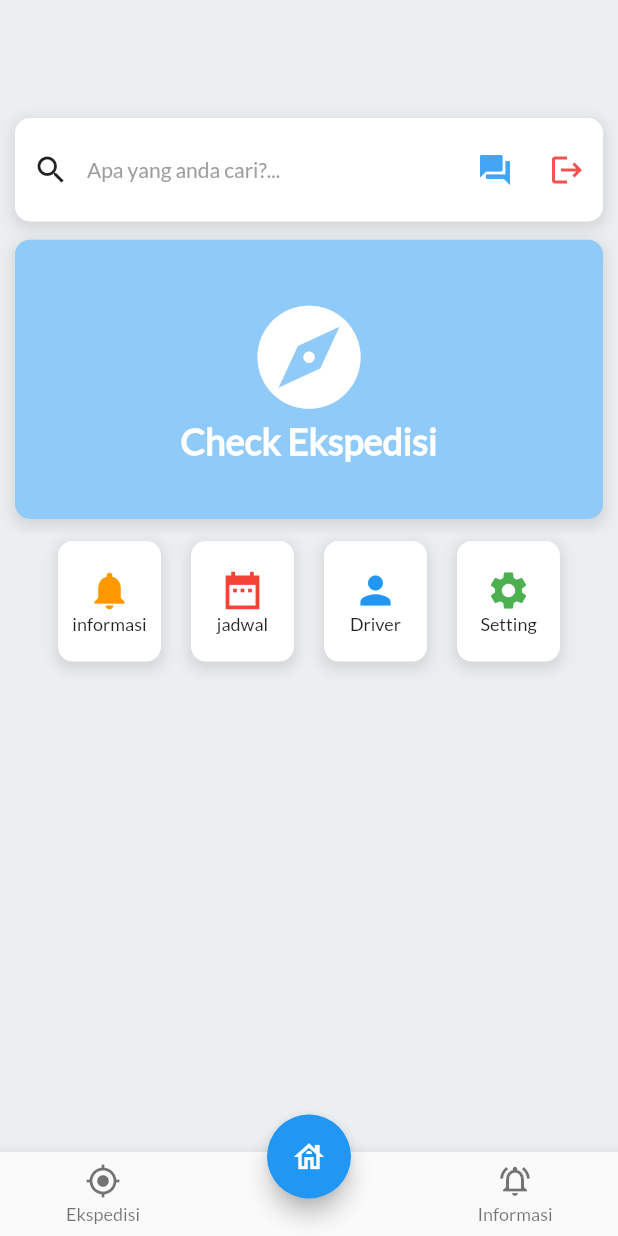
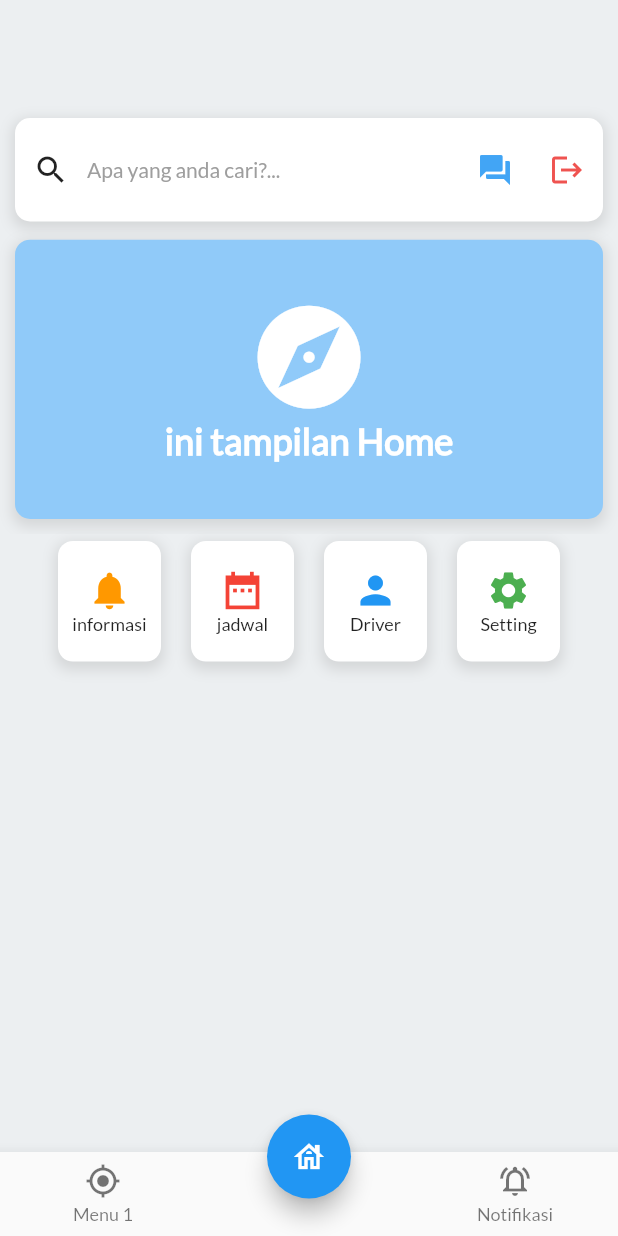
Before and after one commit to yossandiimran/flutter_application_1, a Flutter app: the MenuPage screen opened by its route, on a phone screen of 412 x 824 dp. Run offline on Flutter 3.47's test engine with Material 2 defaults, Android fonts, the phone set to English and light mode, and no system bars; our stand-ins replace flutter_bloc, shared_preferences; accounts and stored records are empty; network calls fail.

Commit message:
sedikit rubah text

```diff
--- a/lib/helper/Global.dart
+++ b/lib/helper/Global.dart
@@ -19,7 +19,7 @@ class Global {
   }
 
   //Handle Service ===============================================================
-  var baseUrl = 'http://192.168.1.128/hr/api/';
+  var baseUrl = 'http://10.0.2.2:30/e-patroli/public/api/';
 
   getMainServiceUrl(String link) {
     var url = Uri.parse(this.baseUrl + link);
--- a/lib/service/LoginService.dart
+++ b/lib/service/LoginService.dart
@@ -10,11 +10,11 @@ class LoginService {
   Future loginService() async {
     global.loadingAlert(context, "Mohon Tunggu", true);
 
-    var url = global.getMainServiceUrl('ekspedisi/login');
+    var url = global.getMainServiceUrl('login');
 
     try {
       await http.post(url, body: {
-        'username': this.username,
+        'email': this.username,
         'password': this.password,
       }).then((res) async {
         var data = json.decode(res.body);
--- a/lib/view/Home.dart
+++ b/lib/view/Home.dart
@@ -29,7 +29,7 @@ class _HomeState extends State<Home> {
               size: global.getWidth(context) / 5,
             ),
             Text(
-              "Check Ekspedisi",
+              "ini tampilan Home",
               style: global.styleText2(global.getWidth(context) / 17),
             )
           ],
@@ -65,7 +65,7 @@ class _HomeState extends State<Home> {
               size: global.getWidth(context) / 5,
             ),
             Text(
-              "Daftar Ekspedisi",
+              "Berita 2",
               style: global.styleText2(global.getWidth(context) / 17),
             )
           ],
--- a/lib/view/IntroPage.dart
+++ b/lib/view/IntroPage.dart
@@ -42,7 +42,7 @@ class _IntroPageState extends State<IntroPage> {
               Container(
                 margin: EdgeInsets.all(50),
                 child: Text(
-                  "Selamat Datang di Aplikasi Ekspedisi Central",
+                  "Selamat Datang di Aplikasi DevTemplate",
                   textAlign: TextAlign.center,
                   style: global.styleText2(20.0),
                 ),
@@ -66,7 +66,7 @@ class _IntroPageState extends State<IntroPage> {
               Container(
                 margin: EdgeInsets.all(50),
                 child: Text(
-                  "Aplikasi Khusus Ekspedisi by Central Developer V.1.0",
+                  "Aplikasi Khusus Testing by Central Developer V.1.0",
                   textAlign: TextAlign.center,
                   style: global.styleText2(20.0),
                 ),
--- a/lib/view/MenuPage.dart
+++ b/lib/view/MenuPage.dart
@@ -35,7 +35,7 @@ class _MenuPageState extends State<MenuPage> {
         items: const <BottomNavigationBarItem>[
           BottomNavigationBarItem(
             icon: Icon(Icons.gps_fixed),
-            label: 'Ekspedisi',
+            label: 'Menu 1',
           ),
           BottomNavigationBarItem(
             icon: Icon(Icons.keyboard_arrow_up_sharp),
@@ -43,7 +43,7 @@ class _MenuPageState extends State<MenuPage> {
           ),
           BottomNavigationBarItem(
             icon: Icon(Icons.notifications_active_outlined),
-            label: 'Informasi',
+            label: 'Notifikasi',
           ),
         ],
         currentIndex: selectIndexNow,
@@ -57,7 +57,7 @@ class _MenuPageState extends State<MenuPage> {
     if (selectIndexNow == 0) {
       return Container(
         child: Center(
-          child: Text("Ekspedisi"),
+          child: Text("Menu 1"),
         ),
       );
       //Or Call Another Class
@@ -66,7 +66,7 @@ class _MenuPageState extends State<MenuPage> {
     } else {
       return Container(
         child: Center(
-          child: Text("Informasi"),
+          child: Text("Notifikasi"),
         ),
       );
       //Or Call Another Class
```
Also changed, not shown: lib/model/LoginModel.dart (+4 -24 lines), lib/view/Login.dart (+9 -1 lines).
